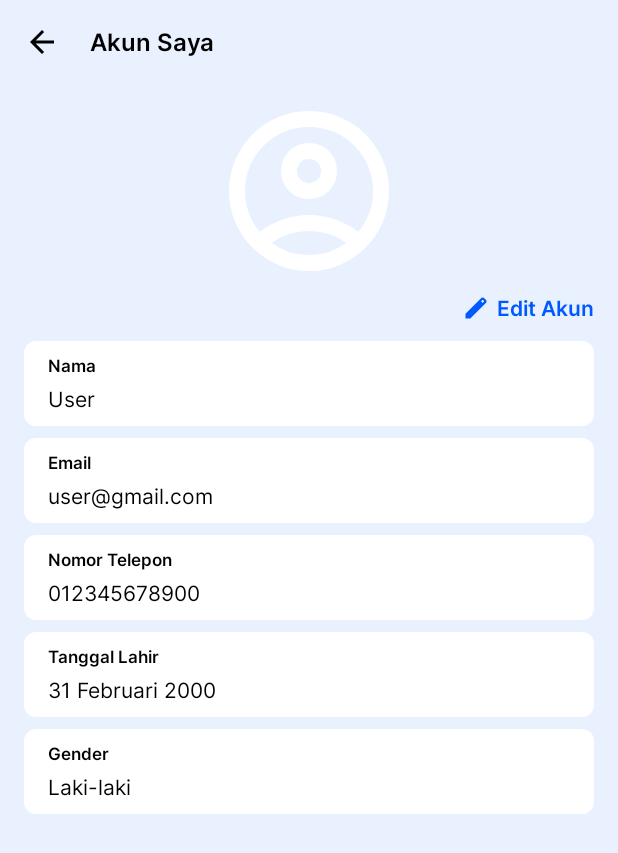
After one commit to Adrs26/cashbox, an Android app: the layout fragment_my_account.xml on its own in the app's theme, with its tools: preview values and no code run, on a phone screen of 412 x 824 dp. The commit adds this screen. Shown: the top 853 px of the screen. Run offline under Robolectric (Android 15) with nearby library versions, the phone set to English and light mode, and no system bars.

Commit message:
Add my account and notifications menu

```diff
--- a/app/src/main/java/com/cashbox/android/ui/home/HomeFragment.kt
+++ b/app/src/main/java/com/cashbox/android/ui/home/HomeFragment.kt
@@ -27,7 +27,7 @@ class HomeFragment : Fragment(R.layout.fragment_home) {
 
     private fun setupMenu() {
         binding.ivProfile.setOnClickListener {
-            findNavController().navigate(R.id.action_nav_home_to_nav_profile)
+            findNavController().navigate(R.id.action_nav_home_to_nav_account)
             (activity as MainActivity).hideBottomNav()
         }
     }
--- a/app/src/main/java/com/cashbox/android/ui/main/MainActivity.kt
+++ b/app/src/main/java/com/cashbox/android/ui/main/MainActivity.kt
@@ -43,7 +43,7 @@ class MainActivity : AppCompatActivity(R.layout.activity_main) {
             val isMenuShowed = destination.id in getShowedMenuDestination()
             val isBackgroundStatusBar = destination.id in getBackgroundStatusBarDestination()
             listOf(binding.bottomNavView, binding.btnAdd).forEach {
-                it.visibility = if (isMenuShowed) View.GONE else View.VISIBLE
+                it.visibility = if (isMenuShowed) View.VISIBLE else View.GONE
             }
             changeStatusBarColor(if (isBackgroundStatusBar) R.color.background else R.color.sky_blue)
         }
@@ -54,7 +54,7 @@ class MainActivity : AppCompatActivity(R.layout.activity_main) {
     }
 
     private fun getBackgroundStatusBarDestination(): Set<Int> {
-        return setOf(R.id.nav_transaction_categories)
+        return setOf(R.id.nav_transaction_categories, R.id.nav_my_account, R.id.nav_notifications)
     }
 
     private fun changeStatusBarColor(color: Int) {
--- a/app/src/main/java/com/cashbox/android/ui/transaction/TransactionViewModel.kt
+++ b/app/src/main/java/com/cashbox/android/ui/transaction/AddTransactionViewModel.kt
@@ -5,7 +5,7 @@ import androidx.lifecycle.MutableLiveData
 import androidx.lifecycle.ViewModel
 import com.cashbox.android.R
 
-class TransactionViewModel : ViewModel() {
+class AddTransactionViewModel : ViewModel() {
     private val _transactionType = MutableLiveData<String>().apply { value = "Pemasukan" }
     val transactionType: LiveData<String> = _transactionType
 
--- /dev/null
+++ b/app/src/main/res/color/switch_compat_thumb.xml
@@ -0,0 +1,5 @@
+<?xml version="1.0" encoding="utf-8"?>
+<selector xmlns:android="http://schemas.android.com/apk/res/android">
+    <item android:color="@color/blue" android:state_checked="true"/>
+    <item android:color="@color/white" android:state_checked="false"/>
+</selector>
--- /dev/null
+++ b/app/src/main/res/drawable/ic_pencil.xml
@@ -0,0 +1,13 @@
+<vector xmlns:android="http://schemas.android.com/apk/res/android"
+    android:width="28dp"
+    android:height="28dp"
+    android:viewportWidth="28"
+    android:viewportHeight="28">
+  <group>
+    <clip-path
+        android:pathData="M4,4h20v20h-20z"/>
+    <path
+        android:pathData="M7,21V17.813L17.375,7.438C17.528,7.285 17.694,7.174 17.875,7.104C18.056,7.035 18.243,7 18.438,7C18.632,7 18.819,7.035 19,7.104C19.181,7.174 19.347,7.285 19.5,7.438L20.563,8.5C20.715,8.653 20.826,8.819 20.896,9C20.965,9.181 21,9.368 21,9.563C21,9.757 20.965,9.944 20.896,10.125C20.826,10.306 20.715,10.472 20.563,10.625L10.188,21H7ZM18.438,10.625L19.5,9.563L18.438,8.5L17.375,9.563L18.438,10.625Z"
+        android:fillColor="#0059FF"/>
+  </group>
+</vector>
--- a/app/src/main/res/layout/fragment_profile.xml
+++ b/app/src/main/res/layout/fragment_account.xml
@@ -5,7 +5,7 @@
     android:layout_width="match_parent"
     android:layout_height="match_parent"
     android:background="@color/background"
-    tools:context=".ui.profile.ProfileFragment">
+    tools:context=".ui.account.AccountFragment">
 
     <androidx.constraintlayout.widget.ConstraintLayout
         android:id="@+id/profile_information"
@@ -65,7 +65,7 @@
     </androidx.constraintlayout.widget.ConstraintLayout>
 
     <androidx.appcompat.widget.AppCompatButton
-        android:id="@+id/btn_my_profile"
+        android:id="@+id/btn_my_account"
         android:layout_width="match_parent"
         android:layout_height="60dp"
         android:layout_marginHorizontal="16dp"
@@ -98,7 +98,7 @@
         android:textColor="@color/black"
         android:textAllCaps="false"
         android:gravity="center_vertical"
-        app:layout_constraintTop_toBottomOf="@id/btn_my_profile"/>
+        app:layout_constraintTop_toBottomOf="@id/btn_my_account"/>
 
     <androidx.appcompat.widget.AppCompatButton
         android:id="@+id/btn_logout"
--- /dev/null
+++ b/app/src/main/res/layout/fragment_my_account.xml
@@ -0,0 +1,215 @@
+<?xml version="1.0" encoding="utf-8"?>
+<androidx.constraintlayout.widget.ConstraintLayout xmlns:android="http://schemas.android.com/apk/res/android"
+    xmlns:app="http://schemas.android.com/apk/res-auto"
+    android:layout_width="match_parent"
+    android:layout_height="match_parent"
+    android:background="@color/background">
+
+    <ImageButton
+        android:id="@+id/ib_back"
+        android:layout_width="wrap_content"
+        android:layout_height="wrap_content"
+        android:layout_marginStart="12dp"
+        android:layout_marginTop="12dp"
+        android:padding="4dp"
+        android:background="?attr/selectableItemBackgroundBorderless"
+        android:src="@drawable/ic_back"
+        app:layout_constraintStart_toStartOf="parent"
+        app:layout_constraintTop_toTopOf="parent"/>
+
+    <TextView
+        android:id="@+id/tv_my_account"
+        android:layout_width="wrap_content"
+        android:layout_height="wrap_content"
+        android:layout_marginTop="16dp"
+        android:layout_marginStart="16dp"
+        android:fontFamily="@font/inter_semi_bold"
+        android:text="Akun Saya"
+        android:textSize="16sp"
+        android:textColor="@color/black"
+        app:layout_constraintStart_toEndOf="@id/ib_back"
+        app:layout_constraintTop_toTopOf="parent" />
+
+    <ImageView
+        android:id="@+id/iv_profile"
+        android:layout_width="128dp"
+        android:layout_height="128dp"
+        android:layout_marginVertical="24dp"
+        android:src="@drawable/ic_account"
+        app:layout_constraintStart_toStartOf="parent"
+        app:layout_constraintEnd_toEndOf="parent"
+        app:layout_constraintTop_toBottomOf="@id/tv_my_account"/>
+
+    <LinearLayout
+        android:id="@+id/edit_account"
+        android:layout_width="match_parent"
+        android:layout_height="wrap_content"
+        android:layout_marginHorizontal="16dp"
+        android:orientation="horizontal"
+        android:gravity="center_vertical|end"
+        app:layout_constraintTop_toBottomOf="@id/iv_profile">
+
+        <ImageView
+            android:layout_width="28dp"
+            android:layout_height="28dp"
+            android:src="@drawable/ic_pencil"/>
+
+        <TextView
+            android:layout_width="wrap_content"
+            android:layout_height="wrap_content"
+            android:fontFamily="@font/inter_semi_bold"
+            android:text="Edit Akun"
+            android:textColor="@color/blue"
+            android:textSize="14sp"/>
+    </LinearLayout>
+
+    <LinearLayout
+        android:id="@+id/user_name"
+        android:layout_width="match_parent"
+        android:layout_height="wrap_content"
+        android:layout_marginHorizontal="16dp"
+        android:layout_marginTop="8dp"
+        android:paddingHorizontal="16dp"
+        android:paddingVertical="8dp"
+        android:orientation="vertical"
+        android:background="@drawable/bg_btn_white"
+        app:layout_constraintTop_toBottomOf="@id/edit_account">
+
+        <TextView
+            android:layout_width="wrap_content"
+            android:layout_height="wrap_content"
+            android:fontFamily="@font/inter_semi_bold"
+            android:text="Nama"
+            android:textColor="@color/black"
+            android:textSize="11sp"/>
+
+        <TextView
+            android:layout_width="wrap_content"
+            android:layout_height="wrap_content"
+            android:layout_marginTop="4dp"
+            android:fontFamily="@font/inter_regular"
+            android:text="User"
+            android:textColor="@color/black"
+            android:textSize="14sp"/>
+    </LinearLayout>
+
+    <LinearLayout
+        android:id="@+id/user_email"
+        android:layout_width="match_parent"
+        android:layout_height="wrap_content"
+        android:layout_marginHorizontal="16dp"
+        android:layout_marginTop="8dp"
+        android:paddingHorizontal="16dp"
+        android:paddingVertical="8dp"
+        android:orientation="vertical"
+        android:background="@drawable/bg_btn_white"
+        app:layout_constraintTop_toBottomOf="@id/user_name">
+
+        <TextView
+            android:layout_width="wrap_content"
+            android:layout_height="wrap_content"
+            android:fontFamily="@font/inter_semi_bold"
+            android:text="Email"
+            android:textColor="@color/black"
+            android:textSize="11sp"/>
+
+        <TextView
+            android:layout_width="wrap_content"
+            android:layout_height="wrap_content"
+            android:layout_marginTop="4dp"
+            android:fontFamily="@font/inter_regular"
+            android:text="user@gmail.com"
+            android:textColor="@color/black"
+            android:textSize="14sp"/>
+    </LinearLayout>
+
+    <LinearLayout
+        android:id="@+id/user_number"
+        android:layout_width="match_parent"
+        android:layout_height="wrap_content"
+        android:layout_marginHorizontal="16dp"
+        android:layout_marginTop="8dp"
+        android:paddingHorizontal="16dp"
+        android:paddingVertical="8dp"
+        android:orientation="vertical"
+        android:background="@drawable/bg_btn_white"
+        app:layout_constraintTop_toBottomOf="@id/user_email">
+
+        <TextView
+            android:layout_width="wrap_content"
+            android:layout_height="wrap_content"
+            android:fontFamily="@font/inter_semi_bold"
+            android:text="Nomor Telepon"
+            android:textColor="@color/black"
+            android:textSize="11sp"/>
+
+        <TextView
+            android:layout_width="wrap_content"
+            android:layout_height="wrap_content"
+            android:layout_marginTop="4dp"
+            android:fontFamily="@font/inter_regular"
+            android:text="012345678900"
+            android:textColor="@color/black"
+            android:textSize="14sp"/>
+    </LinearLayout>
+
+    <LinearLayout
+        android:id="@+id/user_birth_date"
+        android:layout_width="match_parent"
+        android:layout_height="wrap_content"
+        android:layout_marginHorizontal="16dp"
+        android:layout_marginTop="8dp"
+        android:paddingHorizontal="16dp"
+        android:paddingVertical="8dp"
+        android:orientation="vertical"
+        android:background="@drawable/bg_btn_white"
+        app:layout_constraintTop_toBottomOf="@id/user_number">
+
+        <TextView
+            android:layout_width="wrap_content"
+            android:layout_height="wrap_content"
+            android:fontFamily="@font/inter_semi_bold"
+            android:text="Tanggal Lahir"
+            android:textColor="@color/black"
+            android:textSize="11sp"/>
+
+        <TextView
+            android:layout_width="wrap_content"
+            android:layout_height="wrap_content"
+            android:layout_marginTop="4dp"
+            android:fontFamily="@font/inter_regular"
+            android:text="31 Februari 2000"
+            android:textColor="@color/black"
+            android:textSize="14sp"/>
+    </LinearLayout>
+
+    <LinearLayout
+        android:id="@+id/user_gender"
+        android:layout_width="match_parent"
+        android:layout_height="wrap_content"
+        android:layout_marginHorizontal="16dp"
+        android:layout_marginTop="8dp"
+        android:paddingHorizontal="16dp"
+        android:paddingVertical="8dp"
+        android:orientation="vertical"
+        android:background="@drawable/bg_btn_white"
+        app:layout_constraintTop_toBottomOf="@id/user_birth_date">
+
+        <TextView
+            android:layout_width="wrap_content"
+            android:layout_height="wrap_content"
+            android:fontFamily="@font/inter_semi_bold"
+            android:text="Gender"
+            android:textColor="@color/black"
+            android:textSize="11sp"/>
+
+        <TextView
+            android:layout_width="wrap_content"
+            android:layout_height="wrap_content"
+            android:layout_marginTop="4dp"
+            android:fontFamily="@font/inter_regular"
+            android:text="Laki-laki"
+            android:textColor="@color/black"
+            android:textSize="14sp"/>
+    </LinearLayout>
+</androidx.constraintlayout.widget.ConstraintLayout>
```
Also changed, not shown: app/src/main/java/com/cashbox/android/ui/account/AccountFragment.kt (renamed from app/src/main/java/com/cashbox/android/ui/profile/ProfileFragment.kt, +10 -4 lines), app/src/main/java/com/cashbox/android/ui/account/MyAccountFragment.kt (added, +24 -0 lines), app/src/main/java/com/cashbox/android/ui/account/NotificationsFragment.kt (added, +24 -0 lines), app/src/main/java/com/cashbox/android/ui/transaction/AddTransactionFragment.kt (+7 -7 lines), app/src/main/java/com/cashbox/android/ui/transaction/TransactionCategoriesFragment.kt (+4 -4 lines), app/src/main/res/layout/fragment_notifications.xml (added, +80 -0 lines), app/src/main/res/navigation/nav_graph.xml (+30 -5 lines).
